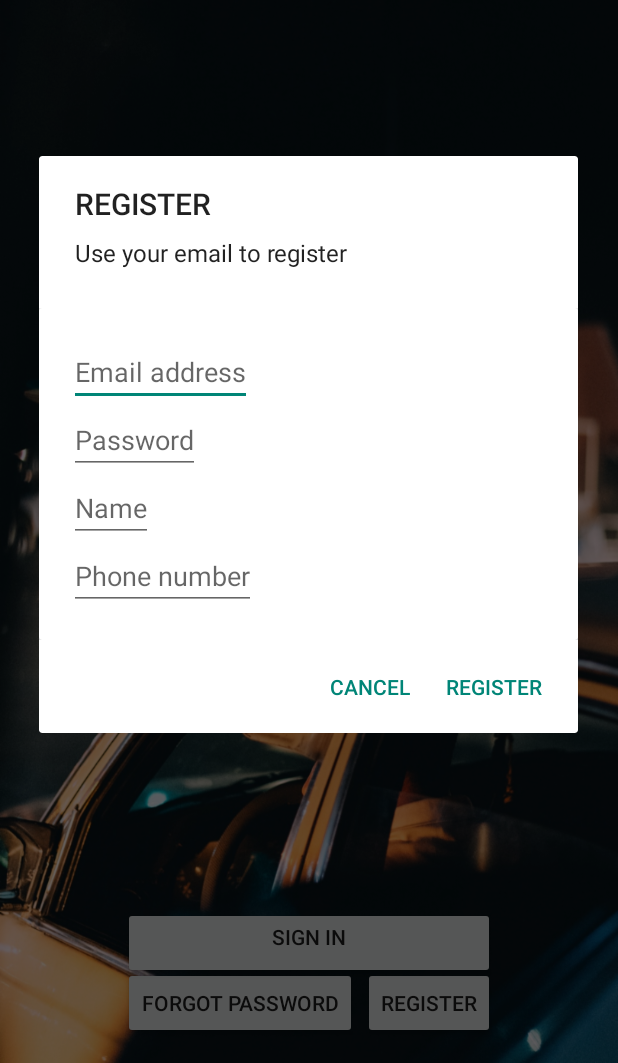
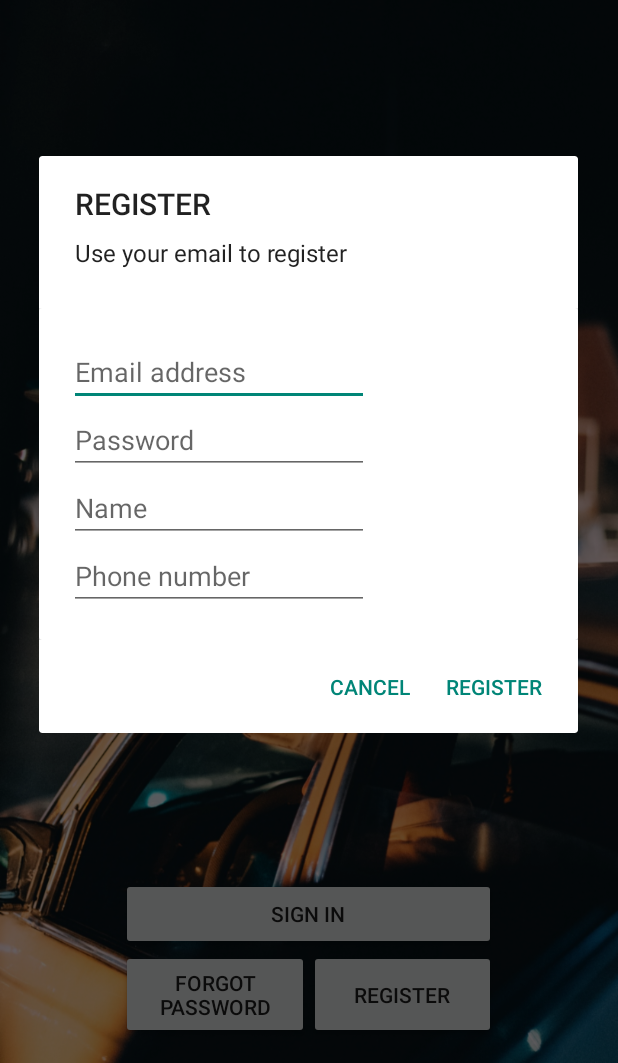
Before and after one commit to Cem-Gulec/HeyTaksi, an Android app: the screen it shows after launch (MainActivity), after a tap on "REGISTER", on a phone screen of 412 x 824 dp, the part 173-1236 px from its top. Run offline under Robolectric (Android 15) with nearby library versions, the phone set to English and light mode, and no system bars; our stand-ins replace Firebase (no records; nobody signed in at launch, a user with empty details on screens opened directly); libraries missing offline, so code that uses them is left out: com.rengwuxian.materialedittext; plain views replace MaterialEditText; 4 statements that could not run were skipped.

Commit message:
16.08-17

```diff
--- a/app/src/main/java/com/example/cem/cardsimulator/MainActivity.java
+++ b/app/src/main/java/com/example/cem/cardsimulator/MainActivity.java
@@ -2,12 +2,14 @@ package com.example.cem.cardsimulator;
 
 import android.app.ActionBar;
 import android.app.ProgressDialog;
+import android.content.Context;
 import android.content.DialogInterface;
 import android.content.Intent;
 import android.content.SharedPreferences;
 import android.graphics.Bitmap;
 import android.graphics.BitmapFactory;
 import android.graphics.Color;
+import android.location.LocationManager;
 import android.os.AsyncTask;
 import android.os.Build;
 import android.os.Handler;
@@ -23,7 +25,9 @@ import android.view.View;
 import android.view.Window;
 import android.view.WindowManager;
 import android.widget.Button;
+import android.widget.CheckBox;
 import android.widget.RelativeLayout;
+import android.widget.TextView;
 import android.widget.Toast;
 
 import com.example.cem.cardsimulator.Model.User;
@@ -44,23 +48,30 @@ public class MainActivity extends AppCompatActivity {
 
     private ProgressDialog progressDialog;
 
-    MaterialEditText edtEmail;
+    MaterialEditText edtEmail,edtEmailSign;
     MaterialEditText edtName ;
-    MaterialEditText edtPassword ;
+    MaterialEditText edtPassword,edtPasswordSign ;
     MaterialEditText edtPhone;
 
-    SharedPreferences sharedPreferences;
-    SharedPreferences.Editor editor;
+    SharedPreferences sharedPreferences,sharedPreferencesSign;
+    SharedPreferences.Editor editor,editorSign;
     String email_data,password_data,name_data,phone_data;
+    String email_dataSign,password_dataSign;
     int sayac=0;
+    boolean registerClicked=false, signinCheck=false;
     private String EMAIL_KEY="com.example.cem.cardsimulator.EMAIL";
     private String PASSWORD_KEY="com.example.cem.cardsimulator.PASSWORD";
     private String NAME_KEY="com.example.cem.cardsimulator.NAME";
     private String PHONE_KEY="com.example.cem.cardsimulator.PHONE";
     private String MAIN_KEY="com.example.cem.cardsimulator.MAIN_DATA";
 
+    private String EMAIL_KEYSIGN="com.example.cem.cardsimulator.EMAILSIGN";
+    private String PASSWORD_KEYSIGN="com.example.cem.cardsimulator.PASSWORDSIGN";
+    private String MAIN_KEYSIGN="com.example.cem.cardsimulator.MAIN_DATASIGN";
+
     Button btnSignin,btnRegister, btnForget;
     RelativeLayout rootLayout;
+    CheckBox checkBox;
 
     FirebaseAuth auth;
     FirebaseDatabase db;
@@ -103,6 +114,8 @@ public class MainActivity extends AppCompatActivity {
         //init sharedPreferences
         sharedPreferences = getSharedPreferences(MAIN_KEY,MODE_PRIVATE);
         editor = sharedPreferences.edit();
+        sharedPreferencesSign = getSharedPreferences(MAIN_KEYSIGN,MODE_PRIVATE);
+        editorSign = sharedPreferencesSign.edit();
 
 
         //Call for the button events
@@ -170,7 +183,11 @@ public class MainActivity extends AppCompatActivity {
         }
     }
 
-    private void GpsAlert(){
+    private void GpsAlert() {
+
+        final LocationManager manager = (LocationManager) getSystemService(Context.LOCATION_SERVICE);
+
+        if (!manager.isProviderEnabled(LocationManager.GPS_PROVIDER)) {
 
             final AlertDialog.Builder builder =
                     new AlertDialog.Builder(MainActivity.this)
@@ -197,6 +214,7 @@ public class MainActivity extends AppCompatActivity {
                                 }
                             });
             builder.create().show();
+        }
     }
 
     private void forgetEvent(){
@@ -277,12 +295,19 @@ public class MainActivity extends AppCompatActivity {
             dialog.setTitle("SIGN IN");
             dialog.setMessage("Use your email to sign in");
 
-
             LayoutInflater inflater = LayoutInflater.from(this);
             View login_layout = inflater.inflate(R.layout.layout_login,null);
 
-            final MaterialEditText edtEmail = login_layout.findViewById(R.id.edtEmail);
-            final MaterialEditText edtPassword = login_layout.findViewById(R.id.edtPassword);
+            email_dataSign = getSharedPreferences(MAIN_KEY, MODE_PRIVATE).getString(EMAIL_KEYSIGN, "");
+            password_dataSign = getSharedPreferences(MAIN_KEY, MODE_PRIVATE).getString(PASSWORD_KEYSIGN,"");
+
+            edtEmailSign = login_layout.findViewById(R.id.edtEmail);
+            edtPasswordSign = login_layout.findViewById(R.id.edtPassword);
+            checkBox= (CheckBox) findViewById(R.id.checkbox1);
+            TextView textView = (TextView)findViewById(R.id.txtL) ;
+
+                edtEmailSign.setText(email_dataSign);
+                edtPasswordSign.setText(password_dataSign);
 
             dialog.setView(login_layout);
 
@@ -293,28 +318,35 @@ public class MainActivity extends AppCompatActivity {
 
                     dialog.dismiss();
 
+                    /*if(checkBox.isChecked()){
+
+                        editorSign.putString(EMAIL_KEYSIGN, edtEmailSign.getText().toString());
+                        editorSign.putString(PASSWORD_KEYSIGN, edtPasswordSign.getText().toString());
+                        editorSign.commit();
+                    }*/
+
                     //check validation
-                    if (TextUtils.isEmpty(edtEmail.getText().toString())) {
+                    if (TextUtils.isEmpty(edtEmailSign.getText().toString())) {
 
                         Snackbar.make(rootLayout, "Please enter email address", Snackbar.LENGTH_SHORT).show();
                         return;
                     }
 
-                    if (TextUtils.isEmpty(edtPassword.getText().toString())) {
+                    if (TextUtils.isEmpty(edtPasswordSign.getText().toString())) {
 
                         Snackbar.make(rootLayout, "Please enter a password", Snackbar.LENGTH_SHORT).show();
                         return;
                     }
 
 
-                    if ((edtPassword.getText().toString().length() < 6)) {
+                    if ((edtPasswordSign.getText().toString().length() < 6)) {
 
                         Snackbar.make(rootLayout, "Password is short", Snackbar.LENGTH_SHORT).show();
                         return;
                     }
 
                     //Login
-                    auth.signInWithEmailAndPassword(edtEmail.getText().toString(),edtPassword.getText().toString())
+                    auth.signInWithEmailAndPassword(edtEmailSign.getText().toString(),edtPasswordSign.getText().toString())
                             .addOnSuccessListener(new OnSuccessListener<AuthResult>() {
                                 @Override
                                 public void onSuccess(AuthResult authResult) {
@@ -336,6 +368,7 @@ public class MainActivity extends AppCompatActivity {
             dialog.setNegativeButton("CANCEL", new DialogInterface.OnClickListener() {
                 @Override
                 public void onClick(DialogInterface dialog, int which) {
+
                     dialog.dismiss();
                 }
             });
@@ -361,7 +394,6 @@ public class MainActivity extends AppCompatActivity {
 
         /*AsyncTask<Void,Void,Void> asyn = new AsyncTask<Void, Void, Void>() {
             private ProgressDialog dialog= new ProgressDialog(MainActivity.this);
-
             @Override
             protected void onPreExecute() {
                 dialog.setMessage("Loading..");
@@ -370,7 +402,6 @@ public class MainActivity extends AppCompatActivity {
                 dialog.setProgressStyle(ProgressDialog.STYLE_SPINNER);
                 dialog.show();
             }
-
             protected Void doInBackground(Void... args) {
                 try{
                     Thread.sleep(3000);
@@ -379,14 +410,12 @@ public class MainActivity extends AppCompatActivity {
                 }
                 return null;
             }
-
             protected void onPostExecute(Void result) {
                 // do UI work here
                 if (dialog.isShowing()) {
                     dialog.dismiss();
                 }
             }
-
         }.execute();*/
 
 
@@ -403,7 +432,6 @@ public class MainActivity extends AppCompatActivity {
         dialog.setTitle("REGISTER");
         dialog.setMessage("Use your email to register");
 
-
         LayoutInflater inflater = LayoutInflater.from(this);
         View register_layout = inflater.inflate(R.layout.layout_register,null);
 
@@ -417,7 +445,8 @@ public class MainActivity extends AppCompatActivity {
         edtPassword = register_layout.findViewById(R.id.edtPassword);
         edtPhone = register_layout.findViewById(R.id.edtPhone);
 
-        if(sayac!=0){
+
+        if(sayac>0 && !registerClicked){
             edtEmail.setText(email_data);
             edtName.setText(name_data);
              edtPassword.setText(password_data);
@@ -425,6 +454,19 @@ public class MainActivity extends AppCompatActivity {
         }
 
         dialog.setView(register_layout);
+
+        dialog.setOnDismissListener(new DialogInterface.OnDismissListener() {
+            @Override
+            public void onDismiss(DialogInterface dialog) {
+
+                editor.putString(EMAIL_KEY, edtEmail.getText().toString());
+                editor.putString(PASSWORD_KEY, edtPassword.getText().toString());
+                editor.putString(NAME_KEY, edtName.getText().toString());
+                editor.putString(PHONE_KEY, edtPhone.getText().toString());
+                editor.commit();
+                sayac++;
+            }
+        });
 
         //set button
         dialog.setPositiveButton("REGISTER", new DialogInterface.OnClickListener() {
@@ -464,6 +506,7 @@ public class MainActivity extends AppCompatActivity {
                             @Override
                             public void onSuccess(AuthResult authResult) {
 
+                                registerClicked=true;
                                 //Save user to db
                                 User user = new User();
 
@@ -507,14 +550,9 @@ public class MainActivity extends AppCompatActivity {
             @Override
             public void onClick(DialogInterface dialog, int which) {
 
-                editor.putString(EMAIL_KEY, edtEmail.getText().toString());
-                editor.putString(PASSWORD_KEY, edtPassword.getText().toString());
-                editor.putString(NAME_KEY, edtName.getText().toString());
-                editor.putString(PHONE_KEY, edtPhone.getText().toString());
-                editor.commit();
-                sayac++;
+                dialog.dismiss();
 
-                dialog.dismiss();
+
             }
         });
 
--- a/app/src/main/res/layout/activity_forget_password.xml
+++ b/app/src/main/res/layout/activity_forget_password.xml
@@ -10,7 +10,7 @@
     <LinearLayout
         android:orientation="vertical"
         android:layout_margin="20dp"
-        android:layout_width="wrap_content"
+        android:layout_width="match_parent"
         android:layout_height="wrap_content">
 
         <com.rengwuxian.materialedittext.MaterialEditText
@@ -18,7 +18,7 @@
             android:hint="Email address"
             android:inputType="textEmailAddress"
             android:text=""
-            android:layout_width="wrap_content"
+            android:layout_width="200dp"
             android:layout_height="wrap_content"
 
             />
--- a/app/src/main/res/layout/activity_main.xml
+++ b/app/src/main/res/layout/activity_main.xml
@@ -29,44 +29,43 @@
     </LinearLayout>
 
 
-    <Button
-        android:id="@+id/btnSignin"
-        android:text="SIGN IN"
-        android:layout_alignBottom="@+id/linear2"
-        android:layout_centerHorizontal="true"
-        android:layout_marginBottom="40dp"
-        android:layout_alignLeft="@id/linear2"
-        android:layout_alignRight="@id/linear2"
-        android:gravity="center_horizontal"
-        android:layout_width="wrap_content"
-        android:layout_height="wrap_content" />
 
     <LinearLayout
         android:id="@+id/linear2"
-        android:layout_width="wrap_content"
+        android:layout_width="250dp"
         android:layout_height="wrap_content"
         android:layout_alignParentBottom="true"
         android:layout_centerHorizontal="true"
         android:layout_margin="16dp"
-        android:orientation="horizontal"
+        android:orientation="vertical"
         android:weightSum="2">
 
         <Button
-            android:id="@+id/btnForget"
-            android:layout_width="wrap_content"
-            android:layout_height="wrap_content"
-            android:layout_toLeftOf="@+id/btnRegister"
-            android:layout_marginBottom="0dp"
-            android:layout_marginRight="2dp"
-            android:text="FORGOT PASSWORD" />
+            android:id="@+id/btnSignin"
+            android:text="SIGN IN"
+            android:layout_width="match_parent"
+            android:layout_height="wrap_content" />
 
-        <Button
-            android:id="@+id/btnRegister"
-            android:layout_toLeftOf="@+id/btnForget"
-            android:layout_width="wrap_content"
-            android:layout_height="wrap_content"
-            android:layout_marginLeft="2dp"
-            android:text="REGISTER" />
+
+         <LinearLayout
+             android:layout_width="match_parent"
+             android:layout_height="match_parent"
+             android:orientation="horizontal">
+
+             <Button
+                 android:id="@+id/btnForget"
+                 android:layout_width="match_parent"
+                 android:layout_height="match_parent"
+                 android:text="FORGOT PASSWORD"
+                 android:layout_weight="1" />
+
+             <Button
+                 android:id="@+id/btnRegister"
+                 android:layout_width="match_parent"
+                 android:layout_height="match_parent"
+                 android:text="REGISTER"
+                 android:layout_weight="1"/>
+         </LinearLayout>
 
     </LinearLayout>
 
--- a/app/src/main/res/layout/layout_login.xml
+++ b/app/src/main/res/layout/layout_login.xml
@@ -10,7 +10,7 @@
     <LinearLayout
         android:orientation="vertical"
         android:layout_margin="20dp"
-        android:layout_width="wrap_content"
+        android:layout_width="match_parent"
         android:layout_height="wrap_content">
 
         <com.rengwuxian.materialedittext.MaterialEditText
@@ -18,7 +18,7 @@
             android:hint="Email address"
             android:inputType="textEmailAddress"
             android:text=""
-            android:layout_width="wrap_content"
+            android:layout_width="200dp"
             android:layout_height="wrap_content"
 
             />
@@ -28,10 +28,30 @@
             android:hint="Password"
             android:inputType="textPassword"
             android:text=""
-            android:layout_width="wrap_content"
+            android:layout_width="200dp"
             android:layout_height="wrap_content"
 
             />
+
+        <LinearLayout
+            android:layout_width="wrap_content"
+            android:layout_height="wrap_content"
+            android:orientation="horizontal">
+
+            <CheckBox
+                android:id="@+id/checkbox1"
+                android:layout_width="wrap_content"
+                android:layout_height="wrap_content" />
+
+            <TextView
+                android:id="@+id/txtL"
+                android:onClick="RemEvent"
+                android:clickable="true"
+                android:layout_width="wrap_content"
+                android:layout_height="wrap_content"
+                android:text="Remember Me"/>
+
+        </LinearLayout>
 
 
     </LinearLayout>
--- a/app/src/main/res/layout/layout_register.xml
+++ b/app/src/main/res/layout/layout_register.xml
@@ -10,7 +10,7 @@
     <LinearLayout
         android:orientation="vertical"
         android:layout_margin="20dp"
-        android:layout_width="wrap_content"
+        android:layout_width="match_parent"
         android:layout_height="wrap_content">
 
         <com.rengwuxian.materialedittext.MaterialEditText
@@ -18,7 +18,7 @@
             android:hint="Email address"
             android:inputType="textEmailAddress"
             android:text=""
-            android:layout_width="wrap_content"
+            android:layout_width="200dp"
             android:layout_height="wrap_content"
 
             />
@@ -28,7 +28,7 @@
             android:hint="Password"
             android:inputType="textPassword"
             android:text=""
-            android:layout_width="wrap_content"
+            android:layout_width="200dp"
             android:layout_height="wrap_content"
 
             />
@@ -38,7 +38,7 @@
             android:hint="Name"
             android:inputType="text"
             android:text=""
-            android:layout_width="wrap_content"
+            android:layout_width="200dp"
             android:layout_height="wrap_content"
 
             />
@@ -48,7 +48,7 @@
             android:hint="Phone number"
             android:inputType="phone"
             android:text=""
-            android:layout_width="wrap_content"
+            android:layout_width="200dp"
             android:layout_height="wrap_content"
 
             />
```
Lines whose indentation alone changed are shown as unchanged.
